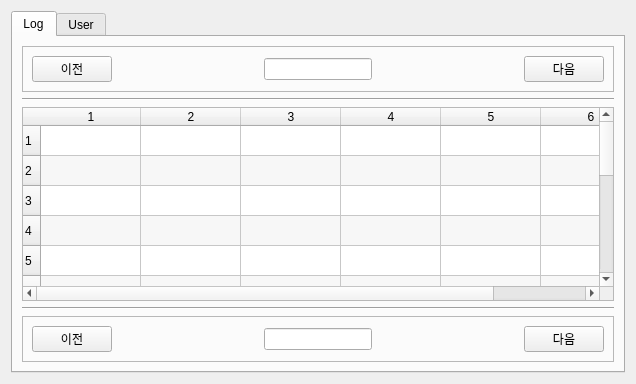
Old version of the form ui/auto_log_program.ui in the repository seraph92/win32_test.
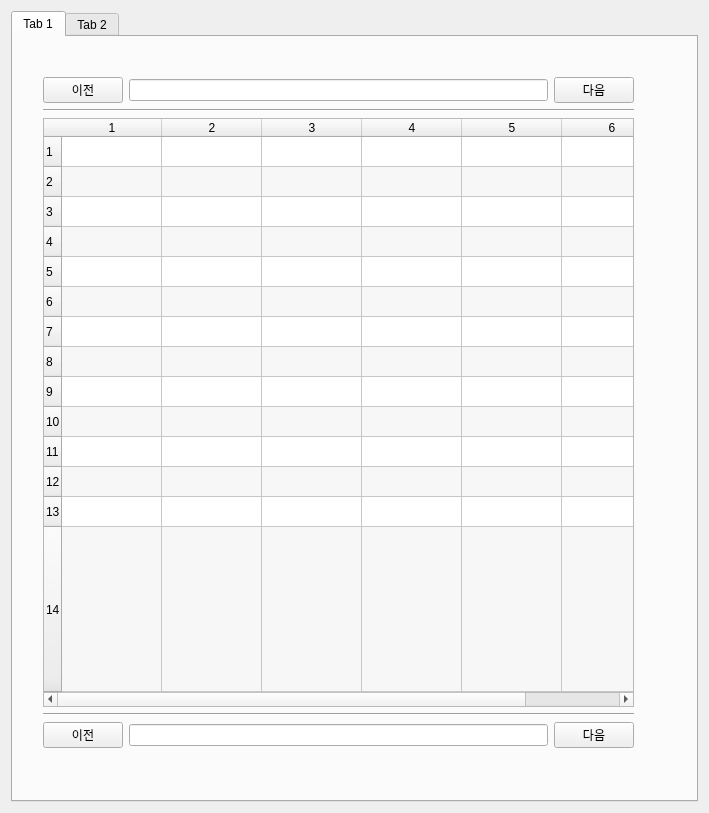
New version of the form.

```diff
--- a/ui/auto_log_program.ui
+++ b/ui/auto_log_program.ui
@@ -1,10 +1,20 @@
 <?xml version="1.0" encoding="UTF-8"?>
 <ui version="4.0">
- <class>Form</class>
- <widget class="QWidget" name="Form">
+ <class>logMonForm</class>
+ <widget class="QWidget" name="logMonForm">
+  <property name="geometry">
+   <rect>
+    <x>0</x>
+    <y>0</y>
+    <width>709</width>
+    <height>813</height>
+   </rect>
+  </property>
   <property name="windowTitle">
    <string>Form</string>
   </property>
+  <layout class="QVBoxLayout" name="verticalLayout_2">
+   <item>
   <layout class="QVBoxLayout" name="verticalLayout">
    <item>
     <widget class="QTabWidget" name="tabWidget">
@@ -13,18 +23,20 @@
      </property>
      <widget class="QWidget" name="logTab">
       <attribute name="title">
-       <string>Log</string>
-      </attribute>
-      <layout class="QVBoxLayout" name="verticalLayout_2">
+         <string>Tab 1</string>
+        </attribute>
+        <widget class="QWidget" name="verticalLayoutWidget_2">
+         <property name="geometry">
+          <rect>
+           <x>30</x>
+           <y>40</y>
+           <width>591</width>
+           <height>671</height>
+          </rect>
+         </property>
+         <layout class="QVBoxLayout" name="verticalLayout_3">
        <item>
-        <widget class="QFrame" name="frame">
-         <property name="frameShape">
-          <enum>QFrame::StyledPanel</enum>
-         </property>
-         <property name="frameShadow">
-          <enum>QFrame::Raised</enum>
-         </property>
-         <layout class="QHBoxLayout" name="horizontalLayout">
+           <layout class="QHBoxLayout" name="horizontalLayout_2">
           <item>
            <widget class="QPushButton" name="beforeBtn">
             <property name="text">
@@ -32,35 +44,9 @@
             </property>
            </widget>
           </item>
-          <item>
-           <spacer name="horizontalSpacer">
-            <property name="orientation">
-             <enum>Qt::Horizontal</enum>
-            </property>
-            <property name="sizeHint" stdset="0">
-             <size>
-              <width>146</width>
-              <height>20</height>
-             </size>
-            </property>
-           </spacer>
-          </item>
           <item>
            <widget class="QLineEdit" name="pageLineEdit"/>
           </item>
-          <item>
-           <spacer name="horizontalSpacer_2">
-            <property name="orientation">
-             <enum>Qt::Horizontal</enum>
-            </property>
-            <property name="sizeHint" stdset="0">
-             <size>
-              <width>146</width>
-              <height>20</height>
-             </size>
-            </property>
-           </spacer>
-          </item>
           <item>
            <widget class="QPushButton" name="nextBtn">
             <property name="text">
@@ -69,7 +55,6 @@
            </widget>
           </item>
          </layout>
-        </widget>
        </item>
        <item>
         <widget class="Line" name="line_2">
@@ -134,68 +119,42 @@
         </widget>
        </item>
        <item>
-        <widget class="QFrame" name="frame_2">
-         <property name="frameShape">
-          <enum>QFrame::StyledPanel</enum>
-         </property>
-         <property name="frameShadow">
-          <enum>QFrame::Raised</enum>
-         </property>
-         <layout class="QHBoxLayout" name="horizontalLayout_2">
+           <layout class="QHBoxLayout" name="horizontalLayout">
           <item>
-           <widget class="QPushButton" name="beforeBtn2">
+             <widget class="QPushButton" name="beforeBtn_3">
             <property name="text">
              <string>이전</string>
             </property>
            </widget>
           </item>
           <item>
-           <spacer name="horizontalSpacer_3">
-            <property name="orientation">
-             <enum>Qt::Horizontal</enum>
-            </property>
-            <property name="sizeHint" stdset="0">
-             <size>
-              <width>146</width>
-              <height>20</height>
-             </size>
-            </property>
-           </spacer>
+             <widget class="QLineEdit" name="pageLineEdit_3"/>
           </item>
           <item>
-           <widget class="QLineEdit" name="pageLineEdit2"/>
-          </item>
-          <item>
-           <spacer name="horizontalSpacer_4">
-            <property name="orientation">
-             <enum>Qt::Horizontal</enum>
-            </property>
-            <property name="sizeHint" stdset="0">
-             <size>
-              <width>146</width>
-              <height>20</height>
-             </size>
-            </property>
-           </spacer>
-          </item>
-          <item>
-           <widget class="QPushButton" name="nextBtn2">
+             <widget class="QPushButton" name="nextBtn_3">
             <property name="text">
              <string>다음</string>
             </property>
            </widget>
           </item>
          </layout>
-        </widget>
-       </item>
-      </layout>
+          </item>
+         </layout>
+        </widget>
      </widget>
      <widget class="QWidget" name="userTab">
       <attribute name="title">
-       <string>User</string>
-      </attribute>
-     </widget>
-    </widget>
+         <string>Tab 2</string>
+        </attribute>
+        <layout class="QVBoxLayout" name="verticalLayout_6">
+         <item>
+          <layout class="QVBoxLayout" name="verticalLayout_5"/>
+         </item>
+        </layout>
+       </widget>
+      </widget>
+     </item>
+    </layout>
    </item>
   </layout>
  </widget>
```
Lines whose indentation alone changed are shown as unchanged.
